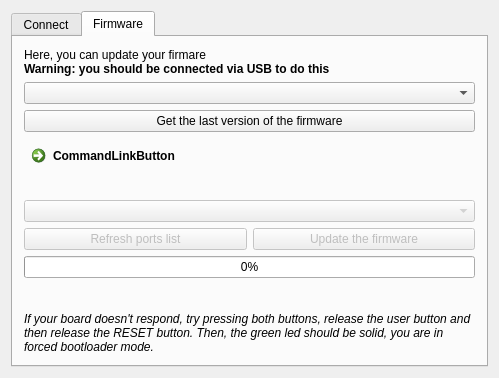
Above: MainWindow.ui from Rhoban/MetabotManager before the change. Below: the same form after it.
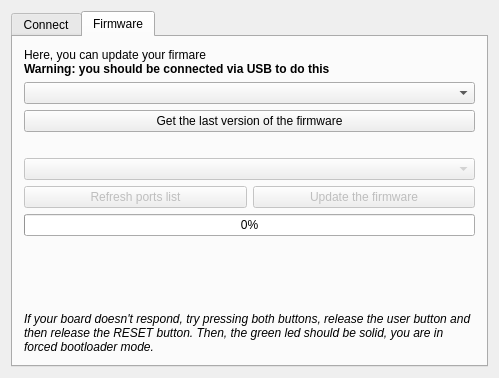
That is the form after the change. The open tabs and pages were chosen to show the change. Icons and pictures are not drawn.

Commit message: removing misclicked button

Patch:
```diff
--- a/MainWindow.ui
+++ b/MainWindow.ui
@@ -197,13 +197,6 @@
           </property>
          </widget>
         </item>
-        <item>
-         <widget class="QCommandLinkButton" name="commandLinkButton">
-          <property name="text">
-           <string>CommandLinkButton</string>
-          </property>
-         </widget>
-        </item>
         <item>
          <widget class="QLabel" name="version">
           <property name="text">
```
